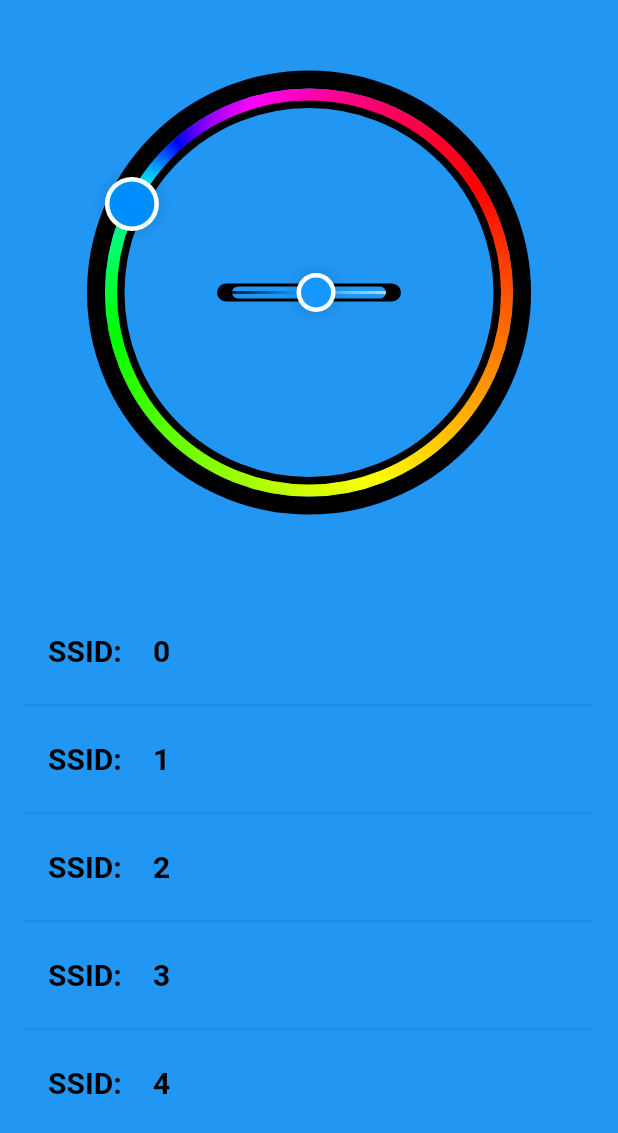
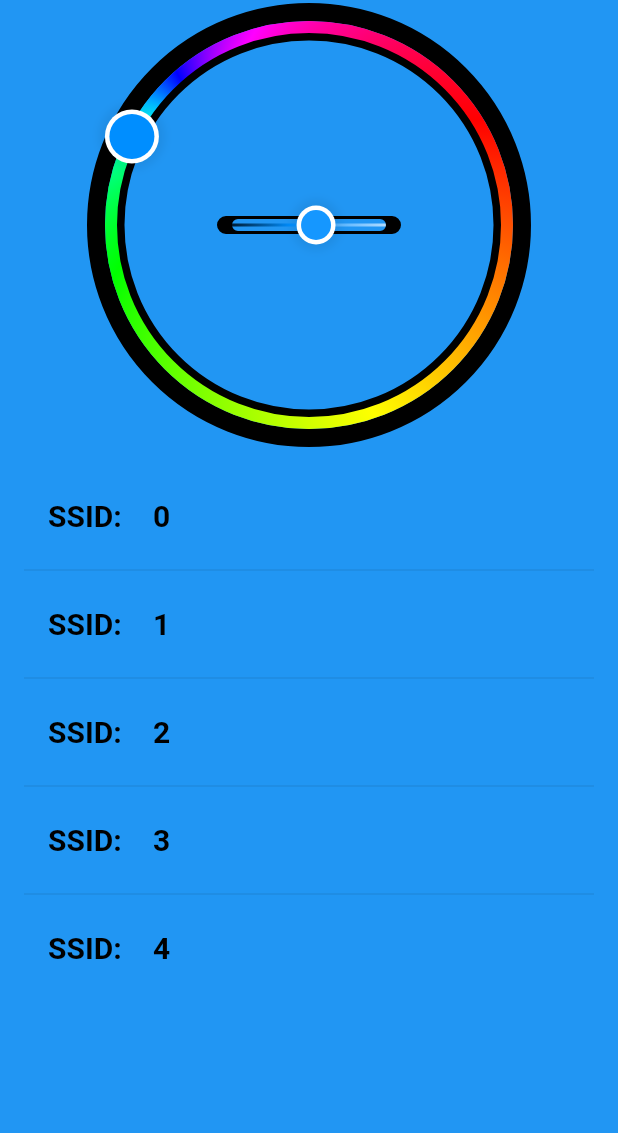
Before and after one commit to Oetoekkae/RGB-Led, a Flutter app: the screen it shows after launch, after a tap on the "wifi tethering" icon, on a phone screen of 412 x 824 dp. Shown: the top 1133 px of the screen. Run offline on Flutter 3.47's test engine with Material 2 defaults, Android fonts, the light colour scheme and no system bars; our stand-ins replace connectivity, hex.

Commit message:
minor changes

```diff
--- a/Android-App/rgbled_wifi/lib/pages/main_page.dart
+++ b/Android-App/rgbled_wifi/lib/pages/main_page.dart
@@ -6,6 +6,7 @@ import 'package:rgbled_wifi/UI/flutter_circle_color_picker.dart';
 
 
 const String A = "0123456789abcdef";
+final String host = "192.168.4.1";
 final _biggerFont = const TextStyle(fontSize: 20.0, fontWeight: FontWeight.bold, color: Colors.black);
 bool _isSending = false;
 Color _bgColor = Colors.blue;
@@ -19,20 +20,16 @@ class MainPageState extends State<MainPage> {
   Widget build(BuildContext context) {
     return MaterialApp(
       home: Scaffold(
-        body: new Material(
-          color: _bgColor,
-          child: Column(
+        backgroundColor: _bgColor,
+        body: new Column(
             children: <Widget>[
-              Center(
-                child: CircleColorPicker(
+                CircleColorPicker(
                   initialColor: Colors.blue,
                   onChanged: (color) => _request(color),
                   size: const Size(300, 300),
                   strokeWidth: 4,
                   thumbSize: 36,
                 ),
-                heightFactor: 1.3,
-              ),
               Expanded(
                 child: Container(
                   child: new ListView.separated(
@@ -52,7 +49,6 @@ class MainPageState extends State<MainPage> {
               ),
             ],
           ),
-        ),
       ),//   <--- image
     );
   }
@@ -63,7 +59,7 @@ _makePostReq(Color hexVal) {
   String tempStr = hexVal.toString();
   List tempList = tempStr.split("Color(0xff");
   String hexValue = tempList[1].toString().substring(0, 6);
-  var uri = Uri.http('192.168.4.1', '/colors', {'R' : HEX.decode(hexValue.substring(0,2)).toString(),
+  var uri = Uri.http(host, '/colors', {'R' : HEX.decode(hexValue.substring(0,2)).toString(),
                                                 'G' : HEX.decode(hexValue.substring(2,4)).toString(),
                                                 'B' : HEX.decode(hexValue.substring(4,6)).toString()});
   Map<String, String> headers = {"Content-type":"text/html"};
@@ -79,6 +75,7 @@ void getResponse(Response response) {
 
 void _request(Color hexVal) {
   if(!_isSending) {
+    print(hexVal);
     _makePostReq(hexVal);
     setBgColor(hexVal);
     return;
@@ -87,4 +84,5 @@ void _request(Color hexVal) {
 }
 void setBgColor(Color bg) {
   _bgColor = bg;
+  //print(bg.toString());
 }
```
